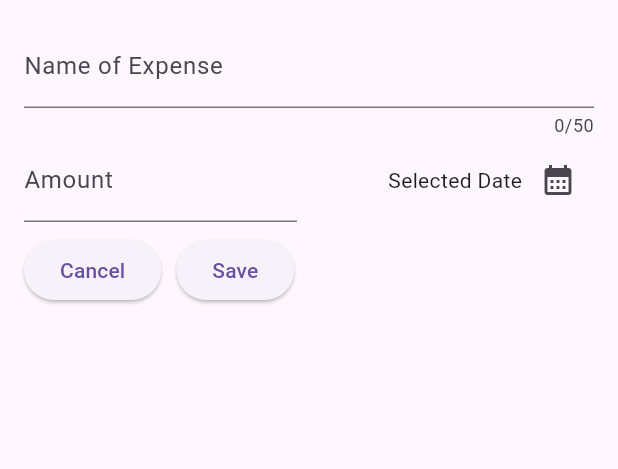
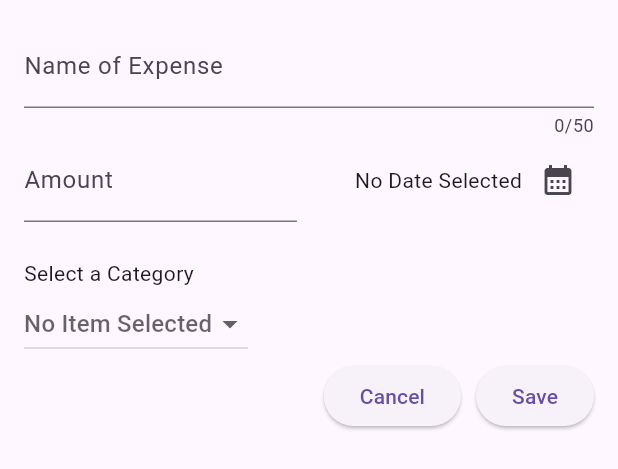
Before and after one commit to Fardeenhimself/flutter_expense_tracker, a Flutter app: the NewExpense widget shown alone on an empty page, opened directly, on a phone screen of 412 x 824 dp. Shown: the top 469 px of the screen. Run offline on Flutter 3.47's test engine with Material 3 defaults, Android fonts, the phone set to English and light mode, and no system bars.

Commit message:
Added datePicker and categorySelector

```diff
--- a/lib/widgets/new_expense.dart
+++ b/lib/widgets/new_expense.dart
@@ -1,4 +1,5 @@
 import 'package:flutter/material.dart';
+import 'package:expense_tracker/models/expense.dart';
 
 class NewExpense extends StatefulWidget {
   const NewExpense({super.key});
@@ -10,6 +11,24 @@ class NewExpense extends StatefulWidget {
 class _NewExpenseState extends State<NewExpense> {
   final _titleController = TextEditingController();
   final _amountController = TextEditingController();
+
+  DateTime? _selectedDate;
+  Category? _selectedCategory;
+
+  void _datePicker() async {
+    final now = DateTime.now();
+    final firstDate = DateTime(now.year - 1, now.month, now.day);
+    final pickedDate = await showDatePicker(
+      context: context,
+      firstDate: firstDate,
+      initialDate: now,
+      lastDate: now,
+    );
+
+    setState(() {
+      _selectedDate = pickedDate;
+    });
+  }
 
   @override
   void dispose() {
@@ -47,9 +66,13 @@ class _NewExpenseState extends State<NewExpense> {
                   mainAxisAlignment: MainAxisAlignment.end,
                   crossAxisAlignment: CrossAxisAlignment.center,
                   children: [
-                    Text('Selected Date'),
+                    Text(
+                      _selectedDate == null
+                          ? 'No Date Selected'
+                          : formatter.format(_selectedDate!),
+                    ),
                     IconButton(
-                      onPressed: () {},
+                      onPressed: _datePicker,
                       icon: Icon(Icons.calendar_month),
                     ),
                   ],
@@ -59,7 +82,33 @@ class _NewExpenseState extends State<NewExpense> {
           ),
           Padding(
             padding: const EdgeInsets.only(top: 8.0),
-            child: Row(
+            child: Column(
+              crossAxisAlignment: CrossAxisAlignment.start,
+              children: [
+                SizedBox(height: 16),
+                Text('Select a Category'),
+                DropdownButton(
+                  hint: Text('No Item Selected'),
+                  value: _selectedCategory,
+                  items: Category.values
+                      .map(
+                        (category) => DropdownMenuItem(
+                          value: category,
+                          child: Text(category.name.toUpperCase()),
+                        ),
+                      )
+                      .toList(),
+                  onChanged: (value) {
+                    if (value == null) {
+                      return;
+                    }
+                    setState(() {
+                      _selectedCategory = value;
+                    });
+                  },
+                ),
+                Row(
+                  mainAxisAlignment: MainAxisAlignment.end,
                   children: [
                     ElevatedButton(
                       onPressed: () {
@@ -77,6 +126,8 @@ class _NewExpenseState extends State<NewExpense> {
                     ),
                   ],
                 ),
+              ],
+            ),
           ),
         ],
       ),
```
Lines whose indentation alone changed are shown as unchanged.
